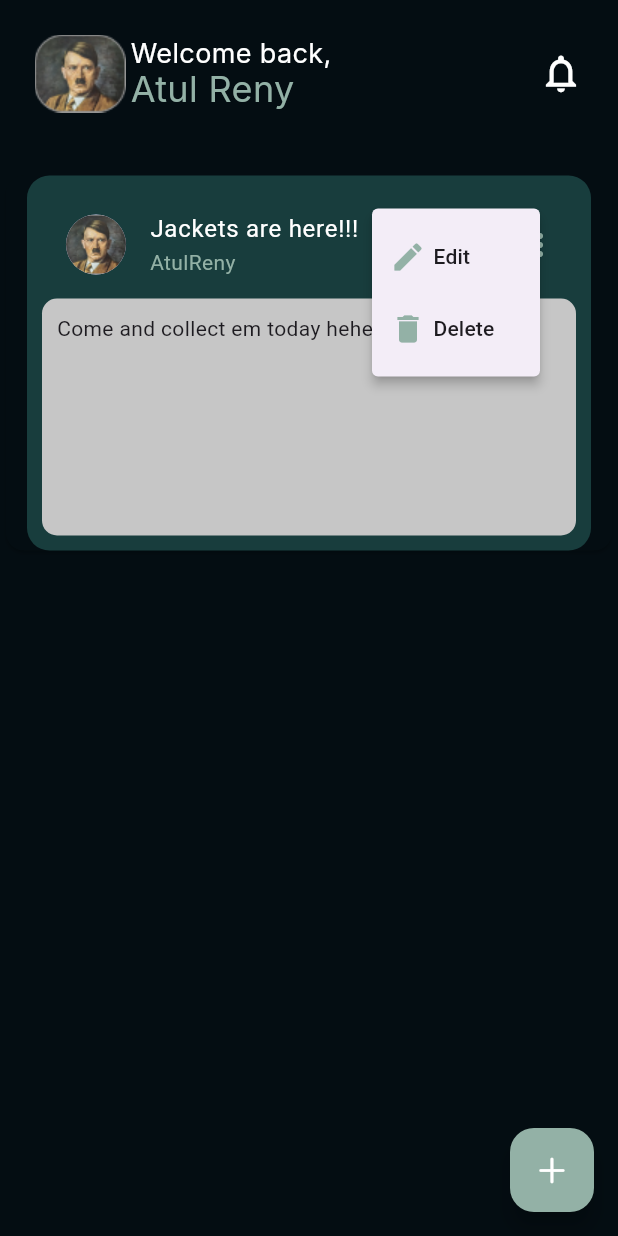
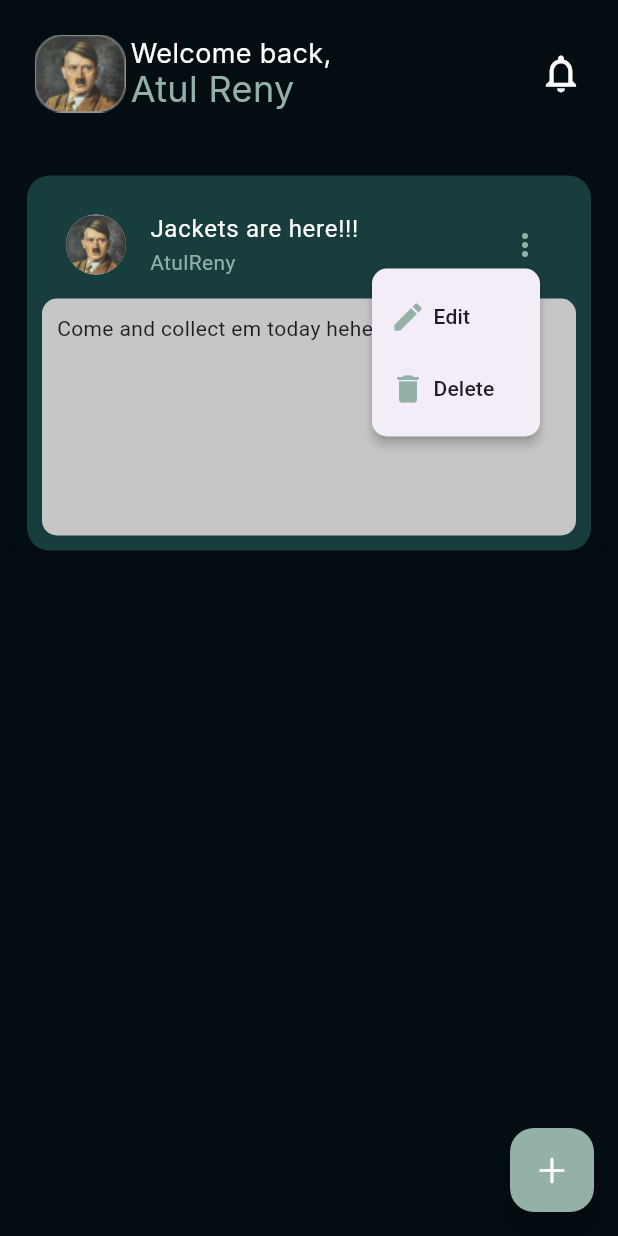
Before and after one commit to AtulRyy/Dev-Track-App, a Flutter app: the screen it shows after launch, after a tap on the "more vert" icon, on a phone screen of 412 x 824 dp. Run offline on Flutter 3.47's test engine with Material 3 defaults, Android fonts, the phone set to English and light mode, and no system bars; our stand-ins replace google_fonts, popover, readmore.

Commit message:
smol changes again
this ones for burton hehehe

```diff
--- a/frontend/lib/components/post.dart
+++ b/frontend/lib/components/post.dart
@@ -42,8 +42,10 @@ Widget CardTemplate(List<Data> datalist, int index, BuildContext contextt,
               style: TextStyle(color: Color(0xFF93B1A6)),
             ),
             trailing: Container(
-              width: 20,
+              width: 30,
               child: PopupMenuButton<int>(
+                offset: Offset(0, 40),
+                shape: RoundedRectangleBorder(borderRadius: BorderRadius.circular(10)),
                 itemBuilder: (context) => [
                   PopupMenuItem(
                       child: Row(
@@ -59,9 +61,6 @@ Widget CardTemplate(List<Data> datalist, int index, BuildContext contextt,
                         ],
                       ),
                       onTap: () {
-                        Future.delayed(
-                          Duration.zero,
-                          () {
                             showDialog(
                               context: contextt,
                               builder: (BuildContext context) {
@@ -135,8 +134,6 @@ Widget CardTemplate(List<Data> datalist, int index, BuildContext contextt,
                                 );
                               },
                             );
-                          },
-                        );
                       }),
                   PopupMenuItem(
                     child: Row(
```
Also changed, not shown: frontend/flutter_02.png (added).
